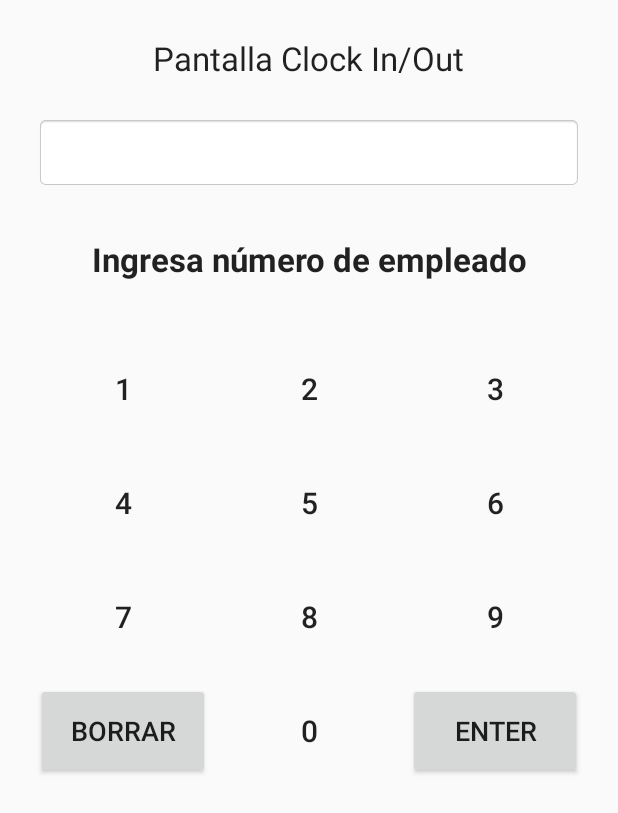
After one commit to reybeld94/terminal, an Android app built with Jetpack Compose: the layout activity_clock_in_out.xml on its own in the app's theme, with its tools: preview values and no code run, on a phone screen of 412 x 824 dp. The commit adds this screen. Shown: the top 813 px of the screen. Run offline under Robolectric (Android 15) with nearby library versions, the phone set to English and light mode, and no system bars.

Commit message:
Add navigation menu and clock in flow

```diff
--- a/app/build.gradle.kts
+++ b/app/build.gradle.kts
@@ -43,6 +43,8 @@ dependencies {
 
     implementation(libs.androidx.core.ktx)
     implementation(libs.androidx.lifecycle.runtime.ktx)
+    implementation(libs.androidx.appcompat)
+    implementation(libs.androidx.constraintlayout)
     implementation(libs.androidx.activity.compose)
     implementation(platform(libs.androidx.compose.bom))
     implementation(libs.androidx.compose.ui)
--- /dev/null
+++ b/app/src/main/res/layout/activity_clock_in_out.xml
@@ -0,0 +1,196 @@
+<?xml version="1.0" encoding="utf-8"?>
+<ScrollView xmlns:android="http://schemas.android.com/apk/res/android"
+    android:layout_width="match_parent"
+    android:layout_height="match_parent"
+    android:fillViewport="true">
+
+    <LinearLayout
+        android:layout_width="match_parent"
+        android:layout_height="wrap_content"
+        android:gravity="center_horizontal"
+        android:orientation="vertical"
+        android:padding="24dp">
+
+        <TextView
+            android:id="@+id/textClockTitle"
+            android:layout_width="wrap_content"
+            android:layout_height="wrap_content"
+            android:layout_marginBottom="24dp"
+            android:gravity="center"
+            android:text="@string/clock_in_out_screen"
+            android:textAppearance="@android:style/TextAppearance.Large" />
+
+        <EditText
+            android:id="@+id/editEmployeeInput"
+            android:layout_width="match_parent"
+            android:layout_height="wrap_content"
+            android:layout_marginBottom="16dp"
+            android:background="@android:drawable/editbox_background"
+            android:focusable="false"
+            android:inputType="number"
+            android:padding="12dp"
+            android:textSize="18sp" />
+
+        <TextView
+            android:id="@+id/textEmployeeDisplay"
+            android:layout_width="match_parent"
+            android:layout_height="wrap_content"
+            android:gravity="center"
+            android:padding="16dp"
+            android:text="@string/clock_in_out_display_placeholder"
+            android:textAppearance="@android:style/TextAppearance.Large"
+            android:textStyle="bold" />
+
+        <LinearLayout
+            android:layout_width="match_parent"
+            android:layout_height="wrap_content"
+            android:layout_marginTop="24dp"
+            android:orientation="vertical">
+
+            <LinearLayout
+                android:layout_width="match_parent"
+                android:layout_height="wrap_content"
+                android:layout_marginBottom="12dp"
+                android:gravity="center"
+                android:orientation="horizontal">
+
+                <Button
+                    android:id="@+id/buttonKey1"
+                    style="@style/Widget.AppCompat.Button.Borderless"
+                    android:layout_width="0dp"
+                    android:layout_height="64dp"
+                    android:layout_marginEnd="8dp"
+                    android:layout_weight="1"
+                    android:text="1"
+                    android:textSize="20sp" />
+
+                <Button
+                    android:id="@+id/buttonKey2"
+                    style="@style/Widget.AppCompat.Button.Borderless"
+                    android:layout_width="0dp"
+                    android:layout_height="64dp"
+                    android:layout_marginEnd="8dp"
+                    android:layout_weight="1"
+                    android:text="2"
+                    android:textSize="20sp" />
+
+                <Button
+                    android:id="@+id/buttonKey3"
+                    style="@style/Widget.AppCompat.Button.Borderless"
+                    android:layout_width="0dp"
+                    android:layout_height="64dp"
+                    android:layout_weight="1"
+                    android:text="3"
+                    android:textSize="20sp" />
+            </LinearLayout>
+
+            <LinearLayout
+                android:layout_width="match_parent"
+                android:layout_height="wrap_content"
+                android:layout_marginBottom="12dp"
+                android:gravity="center"
+                android:orientation="horizontal">
+
+                <Button
+                    android:id="@+id/buttonKey4"
+                    style="@style/Widget.AppCompat.Button.Borderless"
+                    android:layout_width="0dp"
+                    android:layout_height="64dp"
+                    android:layout_marginEnd="8dp"
+                    android:layout_weight="1"
+                    android:text="4"
+                    android:textSize="20sp" />
+
+                <Button
+                    android:id="@+id/buttonKey5"
+                    style="@style/Widget.AppCompat.Button.Borderless"
+                    android:layout_width="0dp"
+                    android:layout_height="64dp"
+                    android:layout_marginEnd="8dp"
+                    android:layout_weight="1"
+                    android:text="5"
+                    android:textSize="20sp" />
+
+                <Button
+                    android:id="@+id/buttonKey6"
+                    style="@style/Widget.AppCompat.Button.Borderless"
+                    android:layout_width="0dp"
+                    android:layout_height="64dp"
+                    android:layout_weight="1"
+                    android:text="6"
+                    android:textSize="20sp" />
+            </LinearLayout>
+
+            <LinearLayout
+                android:layout_width="match_parent"
+                android:layout_height="wrap_content"
+                android:layout_marginBottom="12dp"
+                android:gravity="center"
+                android:orientation="horizontal">
+
+                <Button
+                    android:id="@+id/buttonKey7"
+                    style="@style/Widget.AppCompat.Button.Borderless"
+                    android:layout_width="0dp"
+                    android:layout_height="64dp"
+                    android:layout_marginEnd="8dp"
+                    android:layout_weight="1"
+                    android:text="7"
+                    android:textSize="20sp" />
+
+                <Button
+                    android:id="@+id/buttonKey8"
+                    style="@style/Widget.AppCompat.Button.Borderless"
+                    android:layout_width="0dp"
+                    android:layout_height="64dp"
+                    android:layout_marginEnd="8dp"
+                    android:layout_weight="1"
+                    android:text="8"
+                    android:textSize="20sp" />
+
+                <Button
+                    android:id="@+id/buttonKey9"
+                    style="@style/Widget.AppCompat.Button.Borderless"
+                    android:layout_width="0dp"
+                    android:layout_height="64dp"
+                    android:layout_weight="1"
+                    android:text="9"
+                    android:textSize="20sp" />
+            </LinearLayout>
+
+            <LinearLayout
+                android:layout_width="match_parent"
+                android:layout_height="wrap_content"
+                android:gravity="center"
+                android:orientation="horizontal">
+
+                <Button
+                    android:id="@+id/buttonClear"
+                    android:layout_width="0dp"
+                    android:layout_height="64dp"
+                    android:layout_marginEnd="8dp"
+                    android:layout_weight="1"
+                    android:text="@string/clear"
+                    android:textSize="18sp" />
+
+                <Button
+                    android:id="@+id/buttonKey0"
+                    style="@style/Widget.AppCompat.Button.Borderless"
+                    android:layout_width="0dp"
+                    android:layout_height="64dp"
+                    android:layout_marginEnd="8dp"
+                    android:layout_weight="1"
+                    android:text="0"
+                    android:textSize="20sp" />
+
+                <Button
+                    android:id="@+id/buttonEnter"
+                    android:layout_width="0dp"
+                    android:layout_height="64dp"
+                    android:layout_weight="1"
+                    android:text="@string/enter"
+                    android:textSize="18sp" />
+            </LinearLayout>
+        </LinearLayout>
+    </LinearLayout>
+</ScrollView>
--- a/app/src/main/res/values/strings.xml
+++ b/app/src/main/res/values/strings.xml
@@ -1,3 +1,16 @@
 <resources>
     <string name="app_name">Terminal</string>
+    <string name="clock_in_out">Clock In/Out</string>
+    <string name="work_orders">Work Orders</string>
+    <string name="issue_materials">Issue Materials</string>
+    <string name="main_menu_placeholder">Selecciona una opción del menú</string>
+    <string name="clock_in_out_screen">Pantalla Clock In/Out</string>
+    <string name="work_orders_screen">Pantalla Work Orders</string>
+    <string name="issue_materials_screen">Pantalla Issue Materials</string>
+    <string name="clock_in_out_display_placeholder">Ingresa número de empleado</string>
+    <string name="clear">Borrar</string>
+    <string name="enter">Enter</string>
+    <string name="toast_clock_in_success">Clock In Successful</string>
+    <string name="toast_clock_out_success">Clock Out Successful</string>
+    <string name="toast_enter_employee_number">Ingresa un número de empleado</string>
 </resources>
--- a/gradle/libs.versions.toml
+++ b/gradle/libs.versions.toml
@@ -8,6 +8,8 @@ espressoCore = "3.5.1"
 lifecycleRuntimeKtx = "2.6.1"
 activityCompose = "1.8.0"
 composeBom = "2024.09.00"
+appcompat = "1.6.1"
+constraintlayout = "2.1.4"
 
 [libraries]
 androidx-core-ktx = { group = "androidx.core", name = "core-ktx", version.ref = "coreKtx" }
@@ -24,6 +26,8 @@ androidx-compose-ui-tooling-preview = { group = "androidx.compose.ui", name = "u
 androidx-compose-ui-test-manifest = { group = "androidx.compose.ui", name = "ui-test-manifest" }
 androidx-compose-ui-test-junit4 = { group = "androidx.compose.ui", name = "ui-test-junit4" }
 androidx-compose-material3 = { group = "androidx.compose.material3", name = "material3" }
+androidx-appcompat = { group = "androidx.appcompat", name = "appcompat", version.ref = "appcompat" }
+androidx-constraintlayout = { group = "androidx.constraintlayout", name = "constraintlayout", version.ref = "constraintlayout" }
 
 [plugins]
 android-application = { id = "com.android.application", version.ref = "agp" }
```
Also changed, not shown: app/src/main/AndroidManifest.xml (+9 -0 lines), app/src/main/java/com/example/terminal/ClockInOutActivity.kt (added, +101 -0 lines), app/src/main/java/com/example/terminal/IssueMaterialsActivity.kt (added, +11 -0 lines), app/src/main/java/com/example/terminal/MainActivity.kt (+16 -38 lines), app/src/main/java/com/example/terminal/WorkOrdersActivity.kt (added, +11 -0 lines), app/src/main/res/layout/activity_issue_materials.xml (added, +19 -0 lines), app/src/main/res/layout/activity_main.xml (added, +56 -0 lines), app/src/main/res/layout/activity_work_orders.xml (added, +19 -0 lines).
